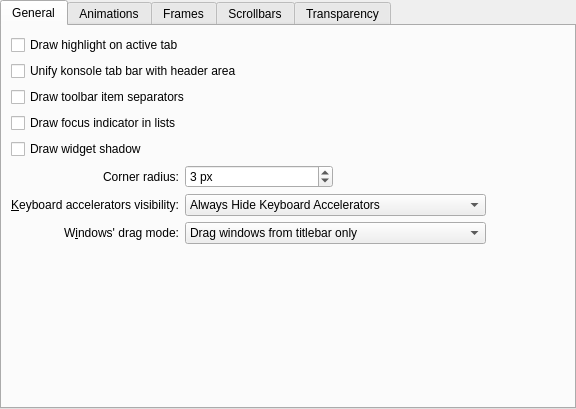
The window that kstyle/config/ui/vinylstyleconfig.ui (ekaaty/vinyl-theme) describes before a commit, drawn with Qt 5.
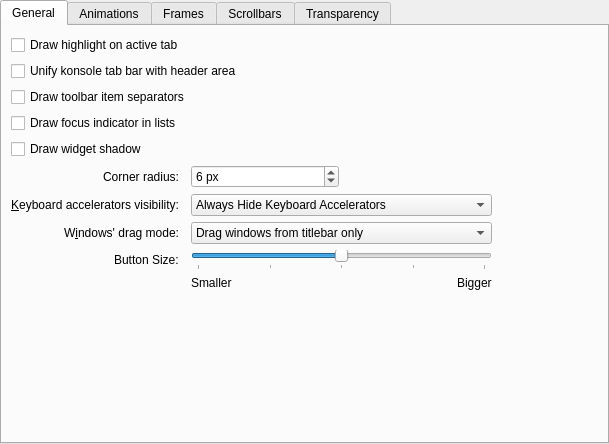
The same window after the commit.

Commit message: Changed default settings and added a new: button size

The edit to the form file:
```diff
--- a/kstyle/config/ui/vinylstyleconfig.ui
+++ b/kstyle/config/ui/vinylstyleconfig.ui
@@ -6,8 +6,8 @@
    <rect>
     <x>0</x>
     <y>0</y>
-    <width>576</width>
-    <height>409</height>
+    <width>609</width>
+    <height>444</height>
    </rect>
   </property>
   <property name="sizePolicy">
@@ -39,27 +39,14 @@
        <string>General</string>
       </attribute>
       <layout class="QGridLayout" name="gridLayout">
-       <item row="0" column="1" colspan="4">
-        <widget class="QCheckBox" name="_tabDrawHighlight">
+       <item row="3" column="0" colspan="5">
+        <widget class="QCheckBox" name="_viewDrawFocusIndicator">
          <property name="text">
-          <string>Draw highlight on active tab</string>
+          <string>Draw focus indicator in lists</string>
          </property>
         </widget>
        </item>
-       <item row="8" column="4">
-        <spacer name="horizontalSpacer_3">
-         <property name="orientation">
-          <enum>Qt::Horizontal</enum>
-         </property>
-         <property name="sizeHint" stdset="0">
-          <size>
-           <width>65</width>
-           <height>20</height>
-          </size>
-         </property>
-        </spacer>
-       </item>
-       <item row="9" column="2" colspan="2">
+       <item row="10" column="2" colspan="2">
         <widget class="QComboBox" name="_windowDragMode">
          <item>
           <property name="text">
@@ -78,49 +65,65 @@
          </item>
         </widget>
        </item>
-       <item row="8" column="2" colspan="2">
-        <widget class="QComboBox" name="_mnemonicsMode">
-         <item>
-          <property name="text">
-           <string>Always Hide Keyboard Accelerators</string>
-          </property>
-         </item>
-         <item>
-          <property name="text">
-           <string>Show Keyboard Accelerators When Needed</string>
-          </property>
-         </item>
-         <item>
-          <property name="text">
-           <string>Always Show Keyboard Accelerators</string>
-          </property>
-         </item>
-        </widget>
-       </item>
-       <item row="6" column="1">
-        <widget class="QCheckBox" name="_widgetDrawShadow">
+       <item row="1" column="0" colspan="3">
+        <widget class="QCheckBox" name="_unifiedTabBarKonsole">
          <property name="text">
-          <string>Draw widget shadow</string>
+          <string>Unify konsole tab bar with header area</string>
          </property>
         </widget>
        </item>
-       <item row="7" column="2">
-        <widget class="QSpinBox" name="_cornerRadius">
-         <property name="suffix">
-          <string> px</string>
+       <item row="9" column="4">
+        <spacer name="horizontalSpacer_3">
+         <property name="orientation">
+          <enum>Qt::Horizontal</enum>
          </property>
+         <property name="sizeHint" stdset="0">
+          <size>
+           <width>65</width>
+           <height>20</height>
+          </size>
+         </property>
+        </spacer>
+       </item>
+       <item row="16" column="0" colspan="4">
+        <spacer name="verticalSpacer">
+         <property name="orientation">
+          <enum>Qt::Vertical</enum>
+         </property>
+         <property name="sizeHint" stdset="0">
+          <size>
+           <width>20</width>
+           <height>49</height>
+          </size>
+         </property>
+        </spacer>
+       </item>
+       <item row="13" column="2" colspan="2">
+        <widget class="QSlider" name="_buttonSize">
          <property name="minimum">
-          <number>1</number>
+          <number>-2</number>
          </property>
          <property name="maximum">
-          <number>8</number>
+          <number>6</number>
          </property>
-         <property name="value">
-          <number>3</number>
+         <property name="singleStep">
+          <number>1</number>
+         </property>
+         <property name="sliderPosition">
+          <number>2</number>
+         </property>
+         <property name="orientation">
+          <enum>Qt::Horizontal</enum>
+         </property>
+         <property name="tickPosition">
+          <enum>QSlider::TicksBelow</enum>
+         </property>
+         <property name="tickInterval">
+          <number>2</number>
          </property>
         </widget>
        </item>
-       <item row="7" column="1">
+       <item row="8" column="0">
         <widget class="QLabel" name="_cornerRadiusLabel">
          <property name="text">
           <string>Corner radius:</string>
@@ -130,7 +133,27 @@
          </property>
         </widget>
        </item>
-       <item row="9" column="1">
+       <item row="9" column="0">
+        <widget class="QLabel" name="_mnemonicsLabel">
+         <property name="text">
+          <string>&amp;Keyboard accelerators visibility:</string>
+         </property>
+         <property name="alignment">
+          <set>Qt::AlignRight|Qt::AlignTrailing|Qt::AlignVCenter</set>
+         </property>
+         <property name="buddy">
+          <cstring>_mnemonicsMode</cstring>
+         </property>
+        </widget>
+       </item>
+       <item row="6" column="0">
+        <widget class="QCheckBox" name="_widgetDrawShadow">
+         <property name="text">
+          <string>Draw widget shadow</string>
+         </property>
+        </widget>
+       </item>
+       <item row="10" column="0">
         <widget class="QLabel" name="_windowDragLabel">
          <property name="sizePolicy">
           <sizepolicy hsizetype="Preferred" vsizetype="Preferred">
@@ -149,50 +172,76 @@
          </property>
         </widget>
        </item>
-       <item row="2" column="1" colspan="4">
+       <item row="13" column="0" alignment="Qt::AlignRight">
+        <widget class="QLabel" name="label_2">
+         <property name="layoutDirection">
+          <enum>Qt::LeftToRight</enum>
+         </property>
+         <property name="text">
+          <string>Button Size:</string>
+         </property>
+        </widget>
+       </item>
+       <item row="14" column="2">
+        <widget class="QLabel" name="label_3">
+         <property name="text">
+          <string>Smaller</string>
+         </property>
+        </widget>
+       </item>
+       <item row="2" column="0" colspan="5">
         <widget class="QCheckBox" name="_toolBarDrawItemSeparator">
          <property name="text">
           <string>Draw toolbar item separators</string>
          </property>
         </widget>
        </item>
-       <item row="8" column="1">
-        <widget class="QLabel" name="_mnemonicsLabel">
-         <property name="text">
-          <string>&amp;Keyboard accelerators visibility:</string>
+       <item row="9" column="2" colspan="2">
+        <widget class="QComboBox" name="_mnemonicsMode">
+         <item>
+          <property name="text">
+           <string>Always Hide Keyboard Accelerators</string>
+          </property>
+         </item>
+         <item>
+          <property name="text">
+           <string>Show Keyboard Accelerators When Needed</string>
+          </property>
+         </item>
+         <item>
+          <property name="text">
+           <string>Always Show Keyboard Accelerators</string>
+          </property>
+         </item>
+        </widget>
+       </item>
+       <item row="8" column="2">
+        <widget class="QSpinBox" name="_cornerRadius">
+         <property name="suffix">
+          <string> px</string>
          </property>
-         <property name="alignment">
-          <set>Qt::AlignRight|Qt::AlignTrailing|Qt::AlignVCenter</set>
+         <property name="minimum">
+          <number>1</number>
          </property>
-         <property name="buddy">
-          <cstring>_mnemonicsMode</cstring>
+         <property name="maximum">
+          <number>8</number>
          </property>
+         <property name="value">
+          <number>6</number>
+         </property>
         </widget>
        </item>
-       <item row="10" column="1" colspan="3">
-        <spacer name="verticalSpacer">
-         <property name="orientation">
-          <enum>Qt::Vertical</enum>
-         </property>
-         <property name="sizeHint" stdset="0">
-          <size>
-           <width>20</width>
-           <height>49</height>
-          </size>
-         </property>
-        </spacer>
-       </item>
-       <item row="3" column="1" colspan="4">
-        <widget class="QCheckBox" name="_viewDrawFocusIndicator">
+       <item row="14" column="3" alignment="Qt::AlignRight">
+        <widget class="QLabel" name="label_4">
          <property name="text">
-          <string>Draw focus indicator in lists</string>
+          <string>Bigger</string>
          </property>
         </widget>
        </item>
-       <item row="1" column="1" colspan="2">
-        <widget class="QCheckBox" name="_unifiedTabBarKonsole">
+       <item row="0" column="0" colspan="5">
+        <widget class="QCheckBox" name="_tabDrawHighlight">
          <property name="text">
-          <string>Unify konsole tab bar with header area</string>
+          <string>Draw highlight on active tab</string>
          </property>
         </widget>
        </item>
@@ -424,7 +473,7 @@
          </property>
         </spacer>
        </item>
-        <item row="2" column="0">
+       <item row="2" column="0">
         <widget class="QCheckBox" name="_renderThinSeperatorBetweenTheScrollBar">
          <property name="text">
           <string>Render a thin separator between the scrollbar</string>
```
Left out of the diff: 1 changed line with no effect on the pictures. The commit also changes 3 other files.
